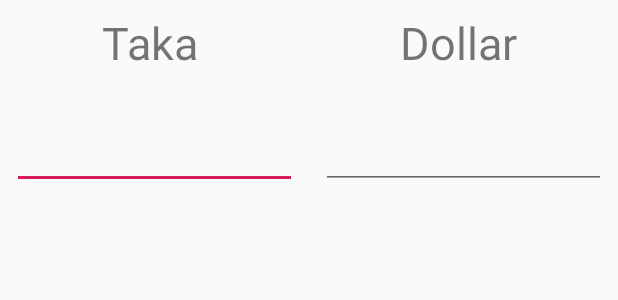
After one commit to MahadiMunna22/AdvancedCalculator, an Android app: the layout activity_converter.xml on its own in the app's theme, with its tools: preview values and no code run, on a phone screen of 412 x 824 dp. The commit adds this screen. Shown: the top 300 px of the screen. Run offline under Robolectric (Android 15) with nearby library versions, the phone set to English and light mode, and no system bars.

Commit message:
Committed by munna

```diff
--- a/app/src/main/AndroidManifest.xml
+++ b/app/src/main/AndroidManifest.xml
@@ -9,9 +9,9 @@
         android:roundIcon="@mipmap/ic_launcher_round"
         android:supportsRtl="true"
         android:theme="@style/AppTheme">
+        <activity android:name=".Converter"></activity>
         <activity android:name=".History" />
         <activity android:name=".History2" />
-
         <activity android:name=".Advanced" />
         <activity android:name=".MainActivity">
             <intent-filter>
--- a/app/src/main/java/com/example/advancedcalculator/MainActivity.java
+++ b/app/src/main/java/com/example/advancedcalculator/MainActivity.java
@@ -307,6 +307,10 @@ public class MainActivity extends AppCompatActivity implements NavigationView.On
             Intent i = new Intent(getApplicationContext(), History.class);
             startActivity(i);
         }
+        else if(item.getItemId() == R.id.Converter) {
+            Intent i = new Intent(getApplicationContext(), Converter.class);
+            startActivity(i);
+        }
         return false;
     }
 
--- /dev/null
+++ b/app/src/main/res/layout/activity_converter.xml
@@ -0,0 +1,60 @@
+<?xml version="1.0" encoding="utf-8"?>
+<LinearLayout xmlns:android="http://schemas.android.com/apk/res/android"
+    xmlns:app="http://schemas.android.com/apk/res-auto"
+    xmlns:tools="http://schemas.android.com/tools"
+    android:layout_width="match_parent"
+    android:layout_height="match_parent"
+    android:orientation="vertical"
+    tools:context=".Converter">
+    <LinearLayout
+        android:layout_width="match_parent"
+        android:layout_height="wrap_content"
+        android:orientation="horizontal"
+        android:id="@+id/Tk_Doller_TextView">
+        <TextView
+            android:text="Taka"
+            android:layout_height="wrap_content"
+            android:layout_width="wrap_content"
+            android:id="@+id/Taka"
+            android:textSize="30sp"
+            android:layout_margin="8dp"
+            android:layout_weight="1"
+            android:gravity="center"/>
+        <TextView
+            android:text="Dollar"
+            android:layout_height="wrap_content"
+            android:layout_width="wrap_content"
+            android:id="@+id/Doller"
+            android:textSize="30sp"
+            android:layout_margin="8dp"
+            android:layout_weight="1"
+            android:gravity="center"/>
+    </LinearLayout>
+    <LinearLayout
+        android:layout_width="match_parent"
+        android:layout_height="wrap_content"
+        android:orientation="horizontal"
+        android:id="@+id/Tk_Doller_EditText">
+        <EditText
+            android:text=""
+            android:layout_height="wrap_content"
+            android:layout_width="wrap_content"
+            android:id="@+id/TakaEditText"
+            android:textSize="30sp"
+            android:layout_margin="8dp"
+            android:layout_weight="1"
+            android:gravity="center"
+            android:inputType="number" />
+        <EditText
+            android:text=""
+            android:layout_height="wrap_content"
+            android:layout_width="wrap_content"
+            android:id="@+id/DollerEditText"
+            android:textSize="30sp"
+            android:layout_margin="8dp"
+            android:layout_weight="1"
+            android:gravity="center"
+            android:inputType="number"/>
+    </LinearLayout>
+
+</LinearLayout>
--- a/app/src/main/res/menu/nav_view.xml
+++ b/app/src/main/res/menu/nav_view.xml
@@ -10,5 +10,8 @@
         <item
             android:title="History"
             android:id="@+id/History" />
+        <item
+            android:title="Converter"
+            android:id="@+id/Converter" />
     </group>
 </menu>
```
Also changed, not shown: app/src/main/java/com/example/advancedcalculator/Converter.java (added, +50 -0 lines).
